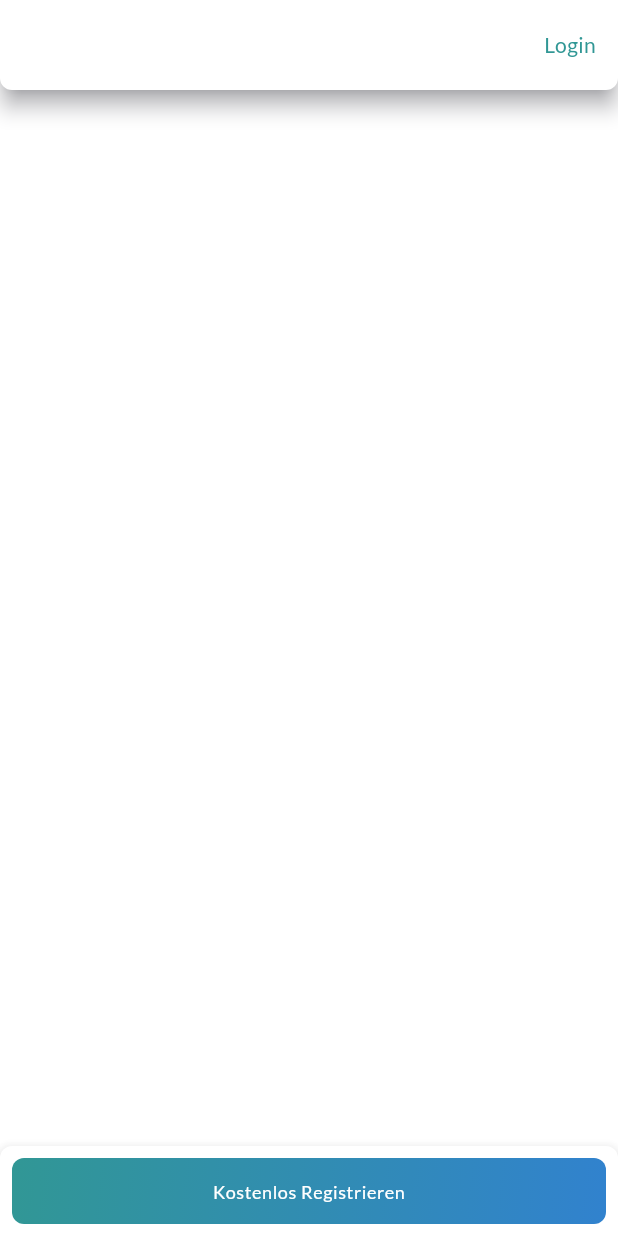
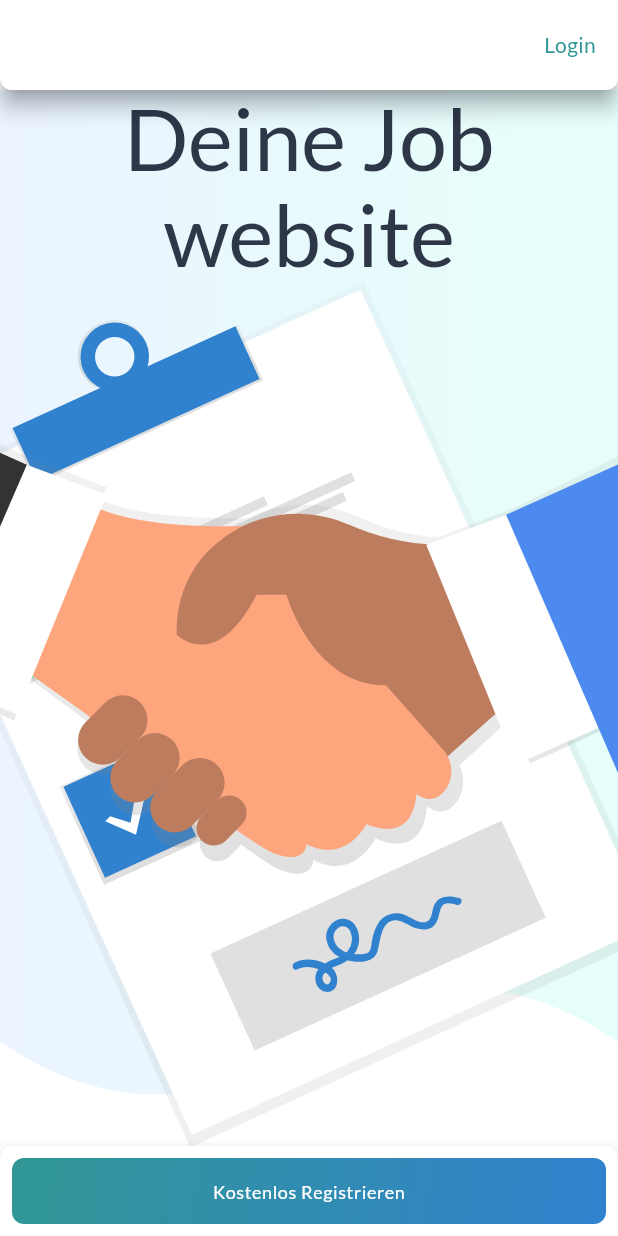
Before and after one commit to satsin06/responsive_web_flutter, a Flutter app: the screen it shows after launch, on a phone screen of 412 x 824 dp. Run offline on Flutter 3.47's test engine with Material 2 defaults, Android fonts, the phone set to English and light mode, and no system bars; our stand-ins replace flutter_svg, google_fonts.

Commit message:
Add banner mobile

```diff
--- /dev/null
+++ b/lib/presentation/screens/mobile_layout/banner_mobile.dart
@@ -0,0 +1,69 @@
+import 'package:flutter/material.dart';
+import 'package:flutter_svg/svg.dart';
+
+import '../../shared/constants/app_colors.dart';
+import '../../shared/constants/string.dart';
+
+class BannerMobile extends StatefulWidget {
+  const BannerMobile({super.key});
+
+  @override
+  State<BannerMobile> createState() => _BannerMobileState();
+}
+
+class _BannerMobileState extends State<BannerMobile> {
+  @override
+  Widget build(BuildContext context) {
+    return CustomPaint(
+      size: Size(deviceWidth!, deviceHeight!),
+      painter: const MyCustomPainter(),
+      child: Column(
+        crossAxisAlignment: CrossAxisAlignment.center,
+        children: [
+          Text(bannerText,
+              style: Theme.of(context).textTheme.displayLarge!.copyWith(
+                  color: bannerTextColor, fontWeight: FontWeight.w400),
+              textAlign: TextAlign.center),
+          SvgPicture.asset(bannerMid, height: deviceHeight! * 0.7, fit: BoxFit.fitHeight,),
+        ],
+      ),
+    );
+  }
+}
+
+class MyCustomPainter extends CustomPainter {
+  const MyCustomPainter();
+
+  @override
+  void paint(Canvas canvas, Size size) {
+    canvas.drawPaint(Paint()..color = Colors.white);
+
+    Path bezierPath = Path()
+      ..moveTo(0, 0)
+      ..lineTo(0, size.height * 0.9)
+      ..quadraticBezierTo(
+        size.width * 0.25,
+        size.height,
+        size.width * 0.5,
+        size.height * 0.9,
+      )
+      ..quadraticBezierTo(
+        size.width * 0.75,
+        size.height * 0.8,
+        size.width,
+        size.height * 0.9,
+      )
+      ..lineTo(size.width, 0)
+      ..close();
+
+    final bezierPaint = Paint()
+      ..shader =
+          const LinearGradient(colors: [bodyMidCol2, bodyMidCol1])
+              .createShader(Offset(0, size.height * 0.8) & size);
+
+    canvas.drawPath(bezierPath, bezierPaint);
+  }
+
+  @override
+  bool shouldRepaint(MyCustomPainter oldDelegate) => false;
+}
--- a/lib/presentation/screens/mobile_layout/mobile_view.dart
+++ b/lib/presentation/screens/mobile_layout/mobile_view.dart
@@ -1,17 +1,25 @@
 import 'package:flutter/material.dart';
+import 'package:test_task/presentation/screens/mobile_layout/banner_mobile.dart';
 import 'package:test_task/presentation/screens/mobile_layout/custom_mobile_appbar.dart';
 import 'package:test_task/presentation/screens/mobile_layout/custom_mobile_bottombar.dart';
-
+import 'package:test_task/presentation/shared/constants/constant_function.dart';
 
 class MobileView extends StatelessWidget {
   const MobileView({super.key});
 
   @override
   Widget build(BuildContext context) {
-    return const Stack(
+    return Stack(
       children: [
-
-        Column(
+        SingleChildScrollView(
+          child: Column(
+            children: [
+              (60).ph,
+              const BannerMobile(),
+            ],
+          ),
+        ),
+        const Column(
           mainAxisAlignment: MainAxisAlignment.spaceBetween,
           children: [
             CustomMobileAppBar(),
```
